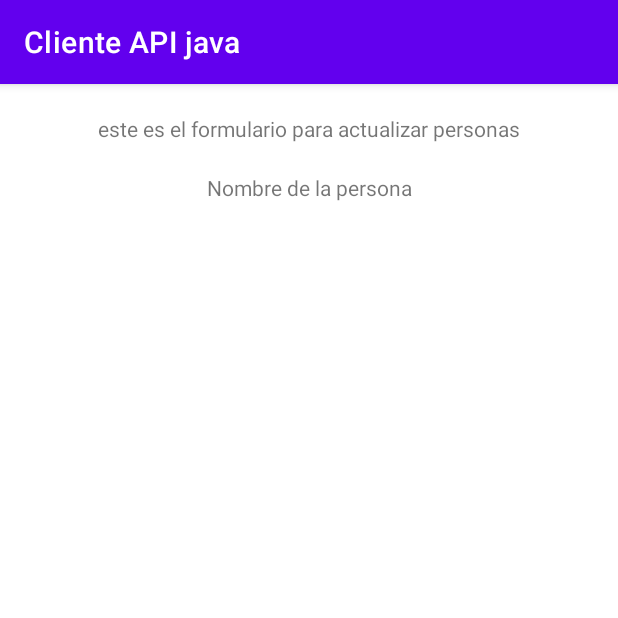
After one commit to keny0z/clienteAPI, an Android app: the ActualizarActivity screen opened directly, with no data from a screen before it, on a phone screen of 412 x 824 dp, the top half of it. The commit adds this screen. Run offline under Robolectric (Android 15) with nearby library versions, the phone set to English and light mode, and no system bars; 2 statements that could not run were skipped.

Commit message:
se obtiene la informacion de cada item al darle click, y se lleva al layout de actualizar

```diff
--- a/app/src/main/AndroidManifest.xml
+++ b/app/src/main/AndroidManifest.xml
@@ -13,6 +13,9 @@
         android:roundIcon="@mipmap/ic_launcher_round"
         android:supportsRtl="true"
         android:theme="@style/Theme.ClienteAPIJava">
+        <activity
+            android:name=".view.ActualizarActivity"
+            android:exported="false" />
         <activity
             android:name=".view.RegistroActivity"
             android:exported="false" />
--- a/app/src/main/java/co/com/k4soft/clienteapijava/adapter/PersonaBaseAdapter.java
+++ b/app/src/main/java/co/com/k4soft/clienteapijava/adapter/PersonaBaseAdapter.java
@@ -51,6 +51,7 @@ public class PersonaBaseAdapter extends BaseAdapter implements Filterable {
             holder.nombre = convertView.findViewById(R.id.nombre);
             holder.documento = convertView.findViewById(R.id.documento);
             convertView.setTag(holder);
+            //
         } else {
             holder = (ViewHolder) convertView.getTag();
         }
--- a/app/src/main/java/co/com/k4soft/clienteapijava/model/Persona.java
+++ b/app/src/main/java/co/com/k4soft/clienteapijava/model/Persona.java
@@ -1,9 +1,11 @@
 package co.com.k4soft.clienteapijava.model;
+
+import java.io.Serializable;
 
 import lombok.Data;
 
 @Data
-public class Persona {
+public class Persona implements Serializable {
 
     private Integer idPersona;
     private String numeroDocumento;
--- a/app/src/main/java/co/com/k4soft/clienteapijava/model/TipoDocumento.java
+++ b/app/src/main/java/co/com/k4soft/clienteapijava/model/TipoDocumento.java
@@ -1,9 +1,11 @@
 package co.com.k4soft.clienteapijava.model;
+
+import java.io.Serializable;
 
 import lombok.Data;
 
 @Data
-public class TipoDocumento {
+public class TipoDocumento implements Serializable {
 
     private Integer idTipoDocumento;
     private String nombreDocumento;
--- /dev/null
+++ b/app/src/main/java/co/com/k4soft/clienteapijava/view/ActualizarActivity.java
@@ -0,0 +1,31 @@
+package co.com.k4soft.clienteapijava.view;
+
+import androidx.appcompat.app.AppCompatActivity;
+
+import android.os.Bundle;
+import android.widget.TextView;
+
+import co.com.k4soft.clienteapijava.R;
+import co.com.k4soft.clienteapijava.model.Persona;
+
+public class ActualizarActivity extends AppCompatActivity {
+
+    private Persona persona;
+    private TextView txtNombre;
+
+    @Override
+    protected void onCreate(Bundle savedInstanceState) {
+        super.onCreate(savedInstanceState);
+        setContentView(R.layout.activity_actualizar);
+        initComponents();
+        txtNombre.setText(persona.getNombre());
+
+
+    }
+    private void initComponents(){
+        txtNombre = findViewById(R.id.txtNombre);
+        persona = (Persona) getIntent().getExtras().getSerializable("persona");
+    }
+
+
+}
--- /dev/null
+++ b/app/src/main/res/layout/activity_actualizar.xml
@@ -0,0 +1,30 @@
+<?xml version="1.0" encoding="utf-8"?>
+<androidx.constraintlayout.widget.ConstraintLayout xmlns:android="http://schemas.android.com/apk/res/android"
+    xmlns:app="http://schemas.android.com/apk/res-auto"
+    xmlns:tools="http://schemas.android.com/tools"
+    android:layout_width="match_parent"
+    android:layout_height="match_parent"
+    tools:context=".view.ActualizarActivity">
+
+    <TextView
+        android:id="@+id/textView2"
+        android:layout_width="wrap_content"
+        android:layout_height="wrap_content"
+        android:layout_marginTop="20dp"
+        android:text="este es el formulario para actualizar personas"
+        app:layout_constraintEnd_toEndOf="parent"
+        app:layout_constraintStart_toStartOf="parent"
+        app:layout_constraintTop_toTopOf="parent" />
+
+    <TextView
+        android:id="@+id/txtNombre"
+        android:layout_width="wrap_content"
+        android:layout_height="wrap_content"
+        android:layout_marginTop="20dp"
+        android:text="Nombre de la persona"
+        app:layout_constraintBottom_toBottomOf="parent"
+        app:layout_constraintEnd_toEndOf="parent"
+        app:layout_constraintStart_toStartOf="parent"
+        app:layout_constraintTop_toBottomOf="@+id/textView2"
+        app:layout_constraintVertical_bias="0.0" />
+</androidx.constraintlayout.widget.ConstraintLayout>
```
Also changed, not shown: app/src/main/java/co/com/k4soft/clienteapijava/view/ListadoActivity.java (+21 -0 lines).
